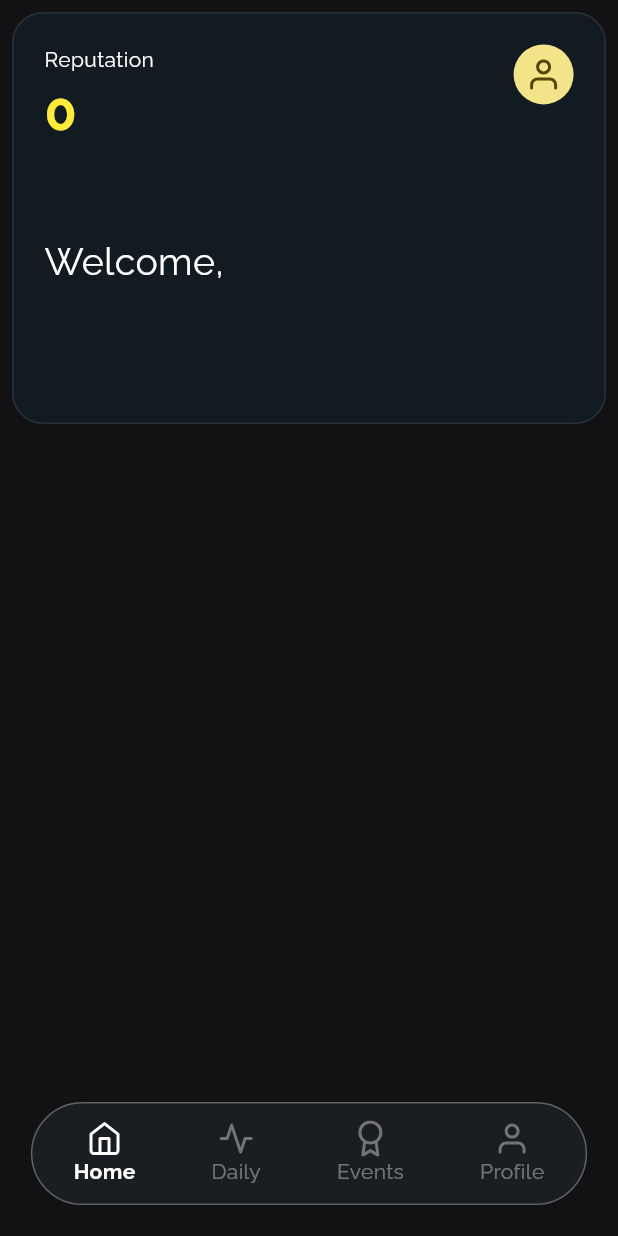
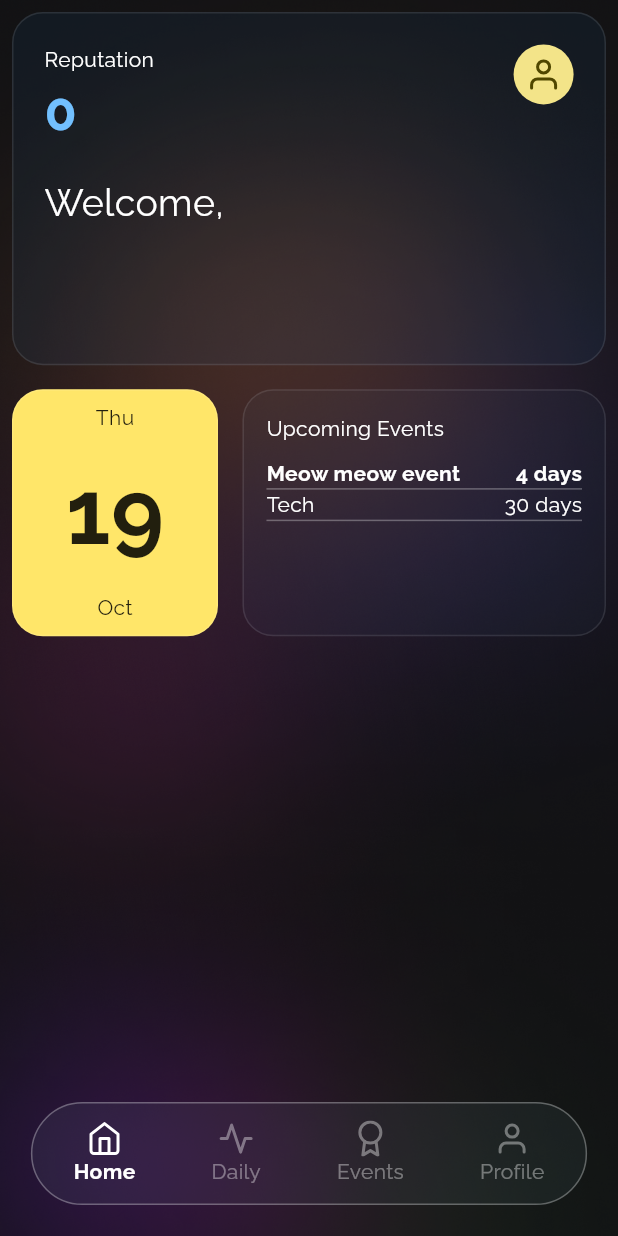
Before and after one commit to diptanshumahish/students_chapter_cse, a Flutter app: the screen it shows after launch, on a phone screen of 412 x 824 dp. Run offline on Flutter 3.47's test engine with Material 2 defaults, Android fonts, the phone set to English and light mode, and no system bars; our stand-ins replace flutter_feather_icons, flutter_riverpod, google_fonts, page_transition, shared_preferences.

Commit message:
setting up more of home screen

```diff
--- a/lib/Screens/main_screen.dart
+++ b/lib/Screens/main_screen.dart
@@ -19,6 +19,7 @@ class MainScreen extends StatelessWidget {
         return mainBody[index];
       }),
       backgroundColor: ThemeColors.backgroundColor,
+      extendBody: true,
       bottomNavigationBar: const Navbar(),
     );
   }
--- a/lib/components/MainBody/Home/top_banner.dart
+++ b/lib/components/MainBody/Home/top_banner.dart
@@ -2,6 +2,7 @@ import "package:flutter/material.dart";
 import "package:flutter_feather_icons/flutter_feather_icons.dart";
 import "package:flutter_riverpod/flutter_riverpod.dart";
 import "package:students_chapter_cse/providers/user.providers.dart";
+import "package:students_chapter_cse/themes/theme_colors.dart";
 
 class TopBanner extends StatelessWidget {
   const TopBanner({super.key});
@@ -15,7 +16,7 @@ class TopBanner extends StatelessWidget {
       return Padding(
         padding: const EdgeInsets.all(8.0),
         child: Container(
-            height: height / 3,
+            height: height / 3.5,
             width: width,
             decoration: BoxDecoration(
                 color: const Color.fromARGB(28, 22, 87, 143),
@@ -41,7 +42,7 @@ class TopBanner extends StatelessWidget {
                             userDetails.points.toString(),
                             style: const TextStyle(
                                 fontSize: 35,
-                                color: Colors.yellow,
+                                color: ThemeColors.primaryColor,
                                 fontWeight: FontWeight.bold),
                           )
                         ],
--- /dev/null
+++ b/lib/components/MainBody/Home/upcoming_banner.dart
@@ -0,0 +1,105 @@
+import "package:flutter/material.dart";
+import "package:flutter_riverpod/flutter_riverpod.dart";
+import "package:intl/intl.dart";
+
+class UpcomingBanner extends ConsumerWidget {
+  const UpcomingBanner({super.key});
+
+  @override
+  Widget build(BuildContext context, WidgetRef ref) {
+    final height = MediaQuery.of(context).size.height;
+    final width = MediaQuery.of(context).size.width;
+    final now = DateTime.now();
+    return Padding(
+      padding: const EdgeInsets.all(8.0),
+      child: Row(
+        mainAxisAlignment: MainAxisAlignment.spaceBetween,
+        children: [
+          Container(
+            height: height / 5,
+            width: width / 3,
+            decoration: BoxDecoration(
+                color: Color.fromARGB(255, 255, 230, 105),
+                border: Border.all(color: Colors.white10),
+                borderRadius: BorderRadius.circular(width / 20)),
+            child: Padding(
+              padding: const EdgeInsets.all(8.0),
+              child: Column(
+                mainAxisAlignment: MainAxisAlignment.spaceBetween,
+                children: [
+                  Text(DateFormat("EE").format(now).toString()),
+                  Text(
+                    DateFormat("d").format(now).toString(),
+                    style: TextStyle(fontSize: 60, fontWeight: FontWeight.bold),
+                  ),
+                  Text(DateFormat("MMM").format(now).toString()),
+                ],
+              ),
+            ),
+          ),
+          Container(
+            height: height / 5,
+            width: width / 1.7,
+            decoration: BoxDecoration(
+                color: Color.fromARGB(8, 105, 188, 255),
+                border: Border.all(color: Colors.white10),
+                borderRadius: BorderRadius.circular(width / 20)),
+            child: Padding(
+              padding: const EdgeInsets.all(15.0),
+              child: Column(
+                crossAxisAlignment: CrossAxisAlignment.start,
+                children: [
+                  Text(
+                    "Upcoming Events",
+                    style: TextStyle(color: Colors.white),
+                  ),
+                  SizedBox(
+                    height: 10,
+                  ),
+                  Container(
+                      decoration: BoxDecoration(
+                          border: Border(
+                              bottom: BorderSide(color: Colors.white30))),
+                      child: Row(
+                        mainAxisAlignment: MainAxisAlignment.spaceBetween,
+                        children: [
+                          Text(
+                            "Meow meow event",
+                            style: TextStyle(
+                                color: Colors.white,
+                                fontWeight: FontWeight.bold),
+                          ),
+                          Text(
+                            "4 days",
+                            style: TextStyle(
+                                color: Colors.white,
+                                fontWeight: FontWeight.bold),
+                          )
+                        ],
+                      )),
+                  Container(
+                      decoration: BoxDecoration(
+                          border: Border(
+                              bottom: BorderSide(color: Colors.white30))),
+                      child: Row(
+                        mainAxisAlignment: MainAxisAlignment.spaceBetween,
+                        children: [
+                          Text(
+                            "Tech",
+                            style: TextStyle(color: Colors.white),
+                          ),
+                          Text(
+                            "30 days",
+                            style: TextStyle(color: Colors.white),
+                          )
+                        ],
+                      ))
+                ],
+              ),
+            ),
+          ),
+        ],
+      ),
+    );
+  }
+}
--- a/lib/components/MainBody/home.dart
+++ b/lib/components/MainBody/home.dart
@@ -1,13 +1,30 @@
 import 'package:flutter/material.dart';
 import 'package:students_chapter_cse/components/MainBody/Home/top_banner.dart';
+import 'package:students_chapter_cse/components/MainBody/Home/upcoming_banner.dart';
 
 class Home extends StatelessWidget {
   const Home({super.key});
 
   @override
   Widget build(BuildContext context) {
-    return const CustomScrollView(
-      slivers: [SliverToBoxAdapter(child: SafeArea(child: TopBanner()))],
+    return Stack(
+      children: [
+        Image.asset(
+          "assets/page/assetback.png",
+          height: double.infinity,
+          width: double.infinity,
+          fit: BoxFit.cover,
+        ),
+        const CustomScrollView(
+          slivers: [
+            SliverToBoxAdapter(
+                child: SafeArea(bottom: false, child: TopBanner())),
+            SliverToBoxAdapter(
+              child: UpcomingBanner(),
+            )
+          ],
+        )
+      ],
     );
   }
 }
--- a/lib/components/dev/dev_user.dart
+++ b/lib/components/dev/dev_user.dart
@@ -37,7 +37,7 @@ class DevUser extends ConsumerWidget {
                     email: "diptanshu.mahish.21@aot.edu.in",
                     isLogged_in: true));
               },
-              child: Text(
+              child: const Text(
                 "Update",
                 style: TextStyle(color: Colors.white),
               ),
@@ -48,7 +48,7 @@ class DevUser extends ConsumerWidget {
               onPressed: () {
                 change.resetUser();
               },
-              child: Text(
+              child: const Text(
                 "Reset",
                 style: TextStyle(color: Colors.white),
               ),
--- a/lib/themes/theme_colors.dart
+++ b/lib/themes/theme_colors.dart
@@ -2,4 +2,5 @@ import 'package:flutter/material.dart';
 
 class ThemeColors {
   static const backgroundColor = Color(0xFF121214);
+  static const primaryColor = Color.fromRGBO(114, 192, 255, 1);
 }
--- a/pubspec.yaml
+++ b/pubspec.yaml
@@ -40,6 +40,7 @@ dependencies:
     page_transition: ^2.1.0
     flutter_riverpod: ^2.4.4
     shared_preferences: ^2.2.2
+    intl: ^0.18.1
 
 dev_dependencies:
     flutter_test:
@@ -65,7 +66,7 @@ flutter:
     # To add assets to your application, add an assets section, like this:
     assets:
         - assets/backgrounds/
-    #   - images/a_dot_ham.jpeg
+        - assets/page/
 
     # An image asset can refer to one or more resolution-specific "variants", see
     # https://flutter.dev/assets-and-images/#resolution-aware
```
Also changed, not shown: assets/page/assetback.png (added), lib/components/MainBody/Home/date_banner.dart (added), pubspec.lock.
